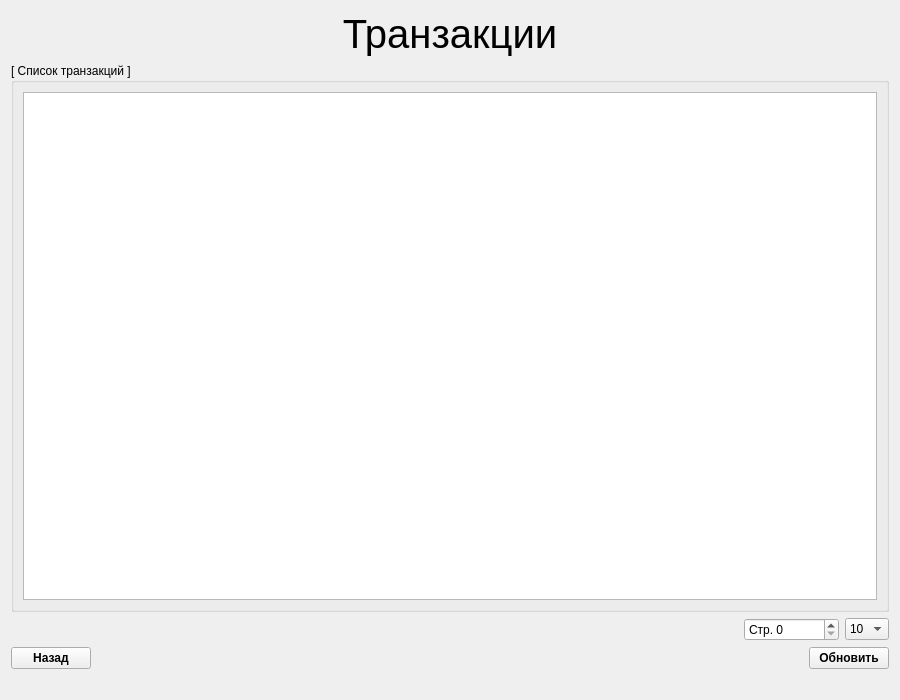
Old version of the form pages/transactionspage.ui in the repository RakIhar/NeobankClientWidgets.
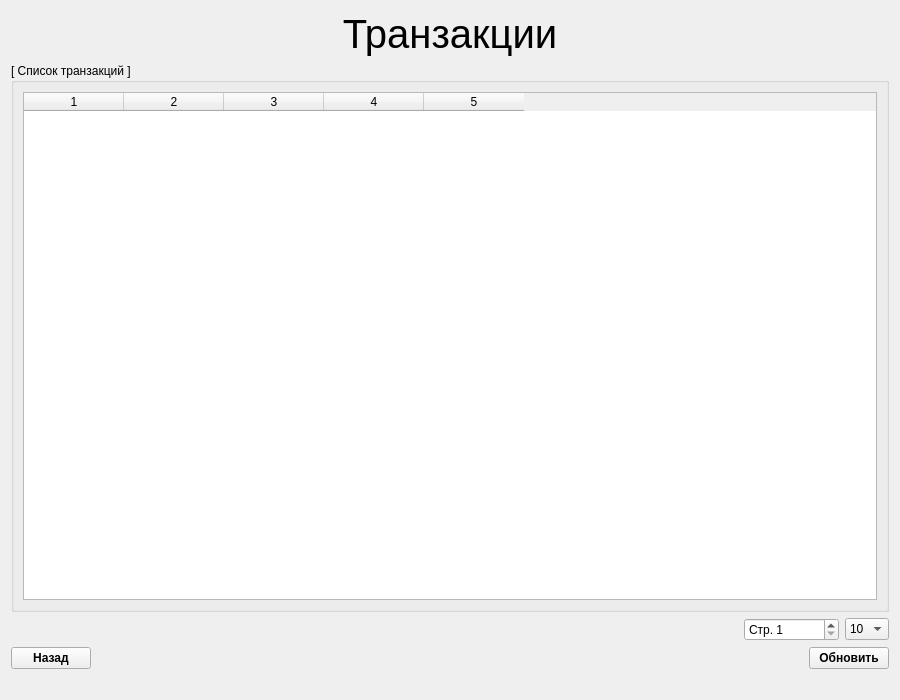
New version of the form.

The edit to the form file:
```diff
--- a/pages/transactionspage.ui
+++ b/pages/transactionspage.ui
@@ -34,7 +34,16 @@
      </property>
      <layout class="QVBoxLayout" name="groupLayout">
       <item>
-       <widget class="QListWidget" name="transactionsList"/>
+       <widget class="QTableWidget" name="transactionsTable">
+        <property name="columnCount">
+         <number>5</number>
+        </property>
+        <column/>
+        <column/>
+        <column/>
+        <column/>
+        <column/>
+       </widget>
       </item>
      </layout>
     </widget>
@@ -59,6 +68,9 @@
        <property name="prefix">
         <string>Стр. </string>
        </property>
+       <property name="minimum">
+        <number>1</number>
+       </property>
        <property name="maximum">
         <number>999999999</number>
        </property>
```
Left out of the diff: 6 changed lines with no effect on the pictures.
